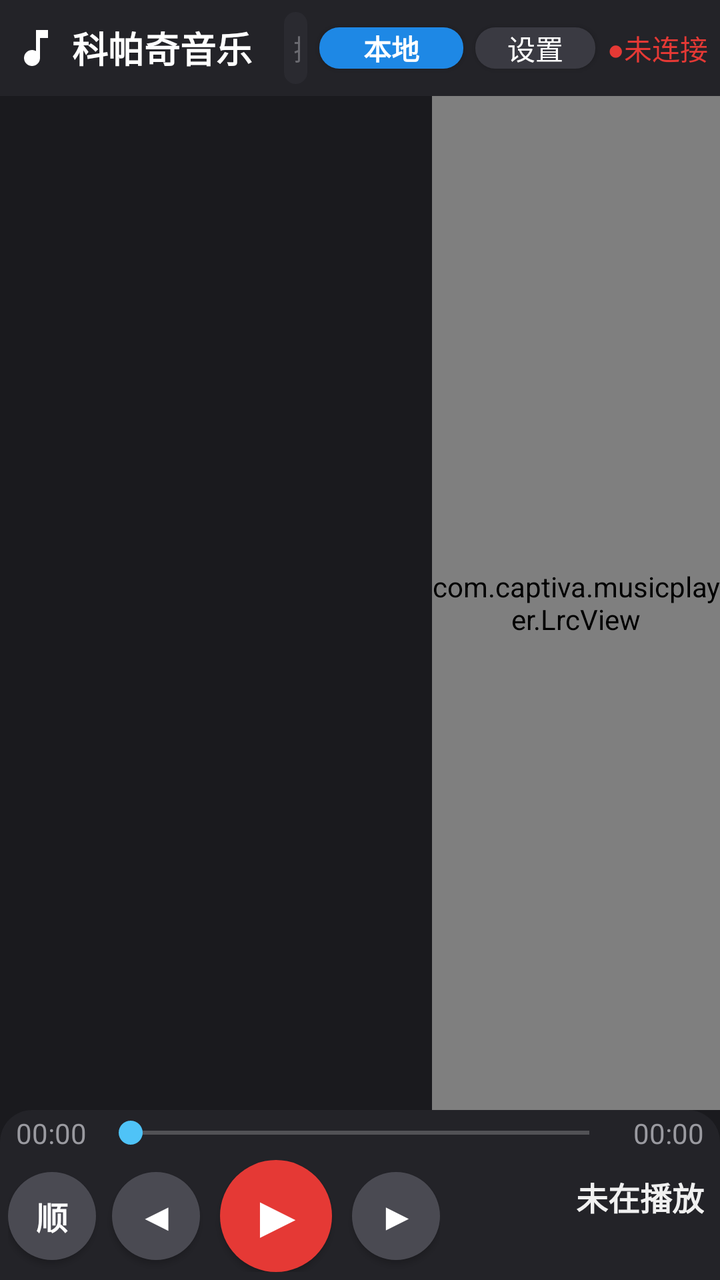
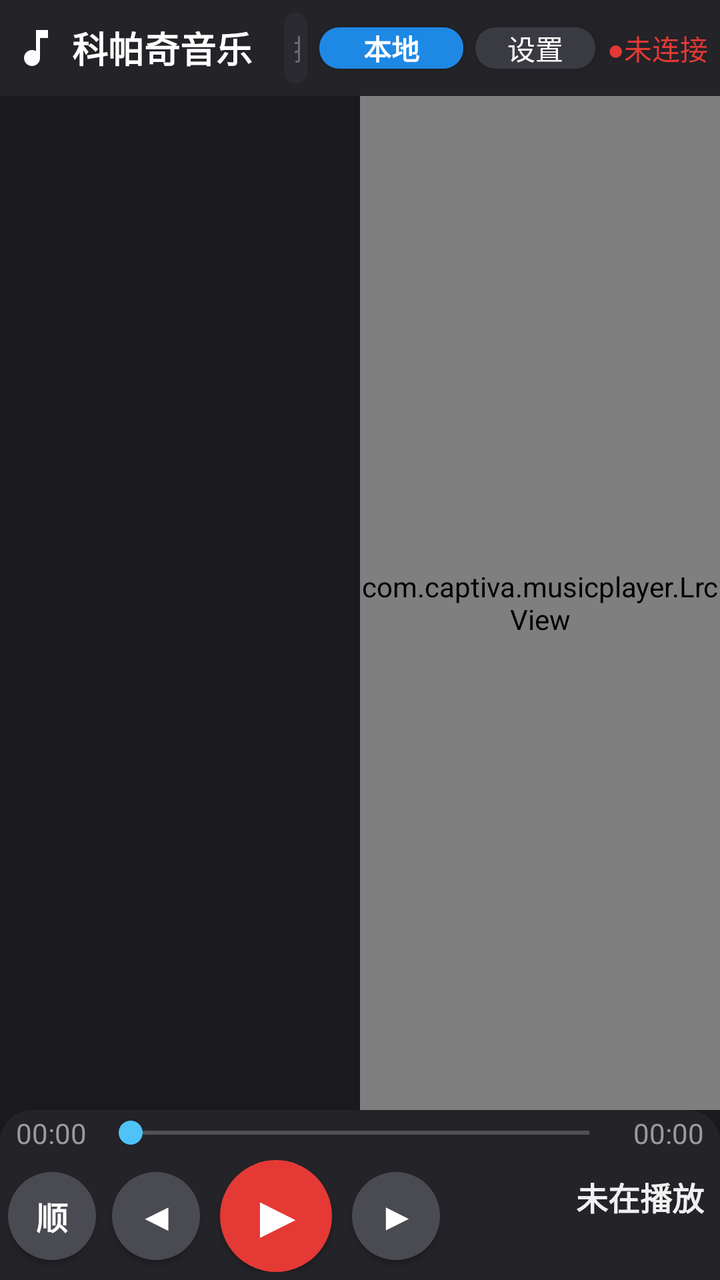

Two renders of the same Android screen: before a commit and after it. Below are the layout's source before the change and the commit's diff.
<!-- AndroidManifest.xml: application theme Theme.CaptivaMusic -->
<!-- res/layout/activity_main.xml -->
<?xml version="1.0" encoding="utf-8"?>
<LinearLayout xmlns:android="http://schemas.android.com/apk/res/android"
    android:layout_width="match_parent"
    android:layout_height="match_parent"
    android:orientation="vertical"
    android:background="@color/bg_main">

    
    <LinearLayout
        android:layout_width="match_parent"
        android:layout_height="wrap_content"
        android:orientation="horizontal"
        android:gravity="center_vertical"
        android:padding="@dimen/title_bar_padding"
        android:background="@color/bg_title_bar">

        <ImageView
            android:layout_width="24dp"
            android:layout_height="24dp"
            android:src="@drawable/ic_music_note"
            android:contentDescription="@string/app_name" />

        <TextView
            android:layout_width="wrap_content"
            android:layout_height="wrap_content"
            android:layout_marginStart="6dp"
            android:layout_marginLeft="6dp"
            android:text="@string/app_name"
            android:textColor="@color/text_title"
            android:textSize="@dimen/title_text_size"
            android:textStyle="bold" />

        <TextView
            android:id="@+id/tv_count"
            android:layout_width="wrap_content"
            android:layout_height="wrap_content"
            android:layout_marginStart="8dp"
            android:layout_marginLeft="8dp"
            android:textColor="@color/text_secondary"
            android:textSize="@dimen/sub_text_size" />

        
        <EditText
            android:id="@+id/et_search"
            android:layout_width="0dp"
            android:layout_height="@dimen/search_height"
            android:layout_weight="1"
            android:layout_marginStart="8dp"
            android:layout_marginLeft="8dp"
            android:background="@drawable/bg_search"
            android:hint="搜索本地歌曲、歌手、专辑..."
            android:textColorHint="@color/search_hint"
            android:textColor="@color/text_primary"
            android:textSize="@dimen/search_text_size"
            android:paddingLeft="@dimen/search_padding"
            android:paddingRight="@dimen/search_padding"
            android:singleLine="true"
            android:imeOptions="actionSearch"
            android:inputType="text" />

        
        <Button
            android:id="@+id/btn_source"
            android:layout_width="wrap_content"
            android:layout_height="wrap_content"
            android:layout_marginStart="6dp"
            android:layout_marginLeft="6dp"
            android:minWidth="72dp"
            android:minHeight="0dp"
            android:background="@drawable/bg_btn_source_local"
            android:text="本地"
            android:textColor="#FFFFFF"
            android:textStyle="bold"
            android:textSize="@dimen/sub_text_size" />

        
        <Button
            android:id="@+id/btn_settings"
            android:layout_width="wrap_content"
            android:layout_height="wrap_content"
            android:layout_marginStart="6dp"
            android:layout_marginLeft="6dp"
            android:minWidth="60dp"
            android:minHeight="0dp"
            android:background="@drawable/bg_btn"
            android:text="设置"
            android:textColor="@color/btn_text"
            android:textSize="@dimen/sub_text_size" />

        
        <TextView
            android:id="@+id/tv_server_status"
            android:layout_width="wrap_content"
            android:layout_height="wrap_content"
            android:layout_marginStart="6dp"
            android:layout_marginLeft="6dp"
            android:text="●未连接"
            android:textColor="@color/server_status_disconnected"
            android:textSize="@dimen/sub_text_size"
            android:singleLine="true" />
    </LinearLayout>

    
    <LinearLayout
        android:layout_width="match_parent"
        android:layout_height="0dp"
        android:layout_weight="1"
        android:orientation="horizontal">

        
        <FrameLayout
            android:layout_width="0dp"
            android:layout_height="match_parent"
            android:layout_weight="3">

            <androidx.recyclerview.widget.RecyclerView
                android:id="@+id/rv_list"
                android:layout_width="match_parent"
                android:layout_height="match_parent"
                android:scrollbars="vertical"
                android:overScrollMode="ifContentScrolls" />

            <TextView
                android:id="@+id/tv_empty"
                android:layout_width="wrap_content"
                android:layout_height="wrap_content"
                android:layout_gravity="center"
                android:textColor="@color/text_secondary"
                android:textSize="@dimen/sub_text_size"
                android:visibility="gone" />
        </FrameLayout>

        
        <com.captiva.musicplayer.LrcView
            android:id="@+id/lrc_view"
            android:layout_width="0dp"
            android:layout_height="match_parent"
            android:layout_weight="2" />
    </LinearLayout>

    
    <LinearLayout
        android:layout_width="match_parent"
        android:layout_height="wrap_content"
        android:orientation="vertical"
        android:paddingLeft="@dimen/control_bar_padding"
        android:paddingRight="@dimen/control_bar_padding"
        android:paddingTop="2dp"
        android:paddingBottom="@dimen/control_bar_padding"
        android:background="@drawable/bg_control_bar">

        
        <LinearLayout
            android:layout_width="match_parent"
            android:layout_height="wrap_content"
            android:orientation="horizontal"
            android:gravity="center_vertical"
            android:layout_marginLeft="4dp"
            android:layout_marginRight="4dp">

            <TextView
                android:id="@+id/tv_current_time"
                android:layout_width="wrap_content"
                android:layout_height="wrap_content"
                android:text="00:00"
                android:textColor="@color/text_secondary"
                android:textSize="@dimen/time_text_size"
                android:layout_marginRight="6dp" />

            <SeekBar
                android:id="@+id/sb_progress"
                android:layout_width="0dp"
                android:layout_height="@dimen/seekbar_height"
                android:layout_weight="1"
                android:minHeight="@dimen/seekbar_height"
                android:maxHeight="@dimen/seekbar_height"
                android:progressTint="@color/accent"
                android:thumbTint="@color/accent" />

            <TextView
                android:id="@+id/tv_total_time"
                android:layout_width="wrap_content"
                android:layout_height="wrap_content"
                android:text="00:00"
                android:textColor="@color/text_secondary"
                android:textSize="@dimen/time_text_size"
                android:layout_marginLeft="6dp" />
        </LinearLayout>

        
        <LinearLayout
            android:layout_width="match_parent"
            android:layout_height="wrap_content"
            android:orientation="horizontal"
            android:gravity="center_vertical"
            android:layout_marginTop="4dp">

            
            <LinearLayout
                android:layout_width="wrap_content"
                android:layout_height="wrap_content"
                android:orientation="horizontal"
                android:gravity="center_vertical">

                
                <Button
                    android:id="@+id/btn_mode"
                    android:layout_width="@dimen/btn_circle_size"
                    android:layout_height="@dimen/btn_circle_size"
                    android:minWidth="0dp"
                    android:minHeight="0dp"
                    android:padding="0dp"
                    android:gravity="center"
                    android:background="@drawable/bg_btn_circle"
                    android:text="顺"
                    android:textColor="@color/btn_text"
                    android:textSize="16sp"
                    android:textStyle="bold" />

                
                <Button
                    android:id="@+id/btn_prev"
                    android:layout_width="@dimen/btn_circle_size"
                    android:layout_height="@dimen/btn_circle_size"
                    android:layout_marginLeft="8dp"
                    android:minWidth="0dp"
                    android:minHeight="0dp"
                    android:padding="0dp"
                    android:gravity="center"
                    android:background="@drawable/bg_btn_circle"
                    android:text="◀"
                    android:textColor="@color/btn_text"
                    android:textSize="18sp"
                    android:textStyle="bold" />

                
                <Button
                    android:id="@+id/btn_play"
                    android:layout_width="@dimen/btn_circle_big_size"
                    android:layout_height="@dimen/btn_circle_big_size"
                    android:layout_marginLeft="10dp"
                    android:layout_marginRight="10dp"
                    android:minWidth="0dp"
                    android:minHeight="0dp"
                    android:padding="0dp"
                    android:gravity="center"
                    android:background="@drawable/bg_btn_circle_big_paused"
                    android:text="▶"
                    android:textColor="@color/btn_paused_text"
                    android:textSize="28sp"
                    android:textStyle="bold" />

                
                <Button
                    android:id="@+id/btn_next"
                    android:layout_width="@dimen/btn_circle_size"
                    android:layout_height="@dimen/btn_circle_size"
                    android:minWidth="0dp"
                    android:minHeight="0dp"
                    android:padding="0dp"
                    android:gravity="center"
                    android:background="@drawable/bg_btn_circle"
                    android:text="▶"
                    android:textColor="@color/btn_text"
                    android:textSize="18sp"
                    android:textStyle="bold" />
            </LinearLayout>

            
            <LinearLayout
                android:layout_width="0dp"
                android:layout_height="wrap_content"
                android:layout_weight="1"
                android:orientation="vertical"
                android:gravity="right|center_vertical"
                android:layout_marginLeft="12dp"
                android:paddingRight="4dp">

                <TextView
                    android:id="@+id/tv_now_title"
                    android:layout_width="wrap_content"
                    android:layout_height="wrap_content"
                    android:singleLine="true"
                    android:ellipsize="end"
                    android:text="未在播放"
                    android:textColor="@color/text_primary"
                    android:textSize="@dimen/now_title_text_size"
                    android:textStyle="bold" />

                <TextView
                    android:id="@+id/tv_now_artist"
                    android:layout_width="wrap_content"
                    android:layout_height="wrap_content"
                    android:singleLine="true"
                    android:ellipsize="end"
                    android:textColor="@color/text_secondary"
                    android:textSize="@dimen/sub_text_size" />
            </LinearLayout>
        </LinearLayout>
    </LinearLayout>

</LinearLayout>
<!-- resources referenced by this layout -->
<resources>
  <color name="accent">#4FC3F7</color>
  <color name="bg_main">#1A1A1E</color>
  <color name="bg_title_bar">#232328</color>
  <color name="btn_paused_text">#FFFFFF</color>
  <color name="btn_text">#FFFFFF</color>
  <color name="search_hint">#6A6A70</color>
  <color name="server_status_disconnected">#E53935</color>
  <color name="text_primary">#F0F0F0</color>
  <color name="text_secondary">#9A9AA0</color>
  <color name="text_title">#FFFFFF</color>
  <dimen name="btn_circle_big_size">56dp</dimen>
  <dimen name="btn_circle_size">44dp</dimen>
  <dimen name="control_bar_padding">4dp</dimen>
  <dimen name="now_title_text_size">16sp</dimen>
  <dimen name="search_height">36dp</dimen>
  <dimen name="search_padding">8dp</dimen>
  <dimen name="search_text_size">14sp</dimen>
  <dimen name="seekbar_height">12dp</dimen>
  <dimen name="sub_text_size">14sp</dimen>
  <dimen name="time_text_size">14sp</dimen>
  <dimen name="title_bar_padding">6dp</dimen>
  <dimen name="title_text_size">18sp</dimen>
  <!-- drawable bg_btn (drawable) -->
  <?xml version="1.0" encoding="utf-8"?>
  <selector xmlns:android="http://schemas.android.com/apk/res/android">
      <item android:state_pressed="true">
          <shape android:shape="rectangle">
              <solid android:color="#55555D" />
              <corners android:radius="10dp" />
          </shape>
      </item>
      <item>
          <shape android:shape="rectangle">
              <solid android:color="@color/btn_bg" />
              <corners android:radius="10dp" />
          </shape>
      </item>
  </selector>
  <!-- drawable bg_btn_circle (drawable) -->
  <?xml version="1.0" encoding="utf-8"?>
  <shape xmlns:android="http://schemas.android.com/apk/res/android"
      android:shape="oval">
      <solid android:color="#4A4A52" />
      <size
          android:width="44dp"
          android:height="44dp" />
  </shape>
  <!-- drawable bg_btn_circle_big_paused (drawable) -->
  <?xml version="1.0" encoding="utf-8"?>
  <shape xmlns:android="http://schemas.android.com/apk/res/android"
      android:shape="oval">
      <solid android:color="#E53935" />
      <size
          android:width="56dp"
          android:height="56dp" />
  </shape>
  <!-- drawable bg_control_bar (drawable) -->
  <?xml version="1.0" encoding="utf-8"?>
  <shape xmlns:android="http://schemas.android.com/apk/res/android"
      android:shape="rectangle">
      <solid android:color="@color/bg_control_bar" />
      <corners
          android:topLeftRadius="16dp"
          android:topRightRadius="16dp"
          android:bottomLeftRadius="0dp"
          android:bottomRightRadius="0dp" />
  </shape>
  <!-- drawable bg_search (drawable) -->
  <?xml version="1.0" encoding="utf-8"?>
  <shape xmlns:android="http://schemas.android.com/apk/res/android"
      android:shape="rectangle">
      <solid android:color="@color/search_bg" />
      <corners android:radius="22dp" />
  </shape>
  <!-- drawable ic_music_note (drawable) -->
  <?xml version="1.0" encoding="utf-8"?>
  <vector xmlns:android="http://schemas.android.com/apk/res/android"
      android:width="24dp"
      android:height="24dp"
      android:viewportWidth="24"
      android:viewportHeight="24">
      <path
          android:fillColor="#FFFFFF"
          android:pathData="M12,3v10.55c-0.59,-0.34 -1.27,-0.55 -2,-0.55 -2.21,0 -4,1.79 -4,4s1.79,4 4,4 4,-1.79 4,-4V7h4V3h-6z" />
  </vector>
  <string name="app_name">科帕奇音乐</string>
  <style name="Theme.CaptivaMusic" parent="Theme.AppCompat.NoActionBar">
          <item name="colorPrimary">@color/accent</item>
          <item name="colorPrimaryDark">@color/bg_title_bar</item>
          <item name="colorAccent">@color/accent</item>
          <item name="android:windowBackground">@color/bg_main</item>
          <item name="android:statusBarColor">@color/bg_title_bar</item>
          <item name="android:textColorPrimary">@color/text_primary</item>
      </style>
  <color name="btn_bg">#3A3A42</color>
  <color name="bg_control_bar">#232328</color>
  <color name="search_bg">#2A2A30</color>
  <!-- unchanged entries left out for length: 1 -->
</resources>

<!-- the commit's change to res/layout/activity_main.xml (unified diff, before → after) -->
@@ -111,7 +111,7 @@
         <FrameLayout
             android:layout_width="0dp"
             android:layout_height="match_parent"
-            android:layout_weight="3">
+            android:layout_weight="1">
 
             <androidx.recyclerview.widget.RecyclerView
                 android:id="@+id/rv_list"
@@ -135,7 +135,7 @@
             android:id="@+id/lrc_view"
             android:layout_width="0dp"
             android:layout_height="match_parent"
-            android:layout_weight="2" />
+            android:layout_weight="1" />
     </LinearLayout>
 
     
